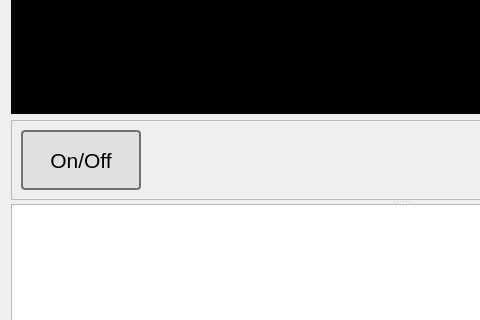
Old version of the form mainwidget.ui in the repository t2ft/DP700; both pictures show x 0 to 480 and y 126 to 446 of the 801 by 607 pixel window.
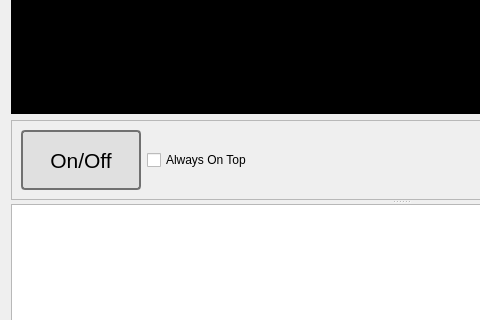
New version of the form.

Commit message: Added "alwas on top" feature

Patch:
```diff
--- a/mainwidget.ui
+++ b/mainwidget.ui
@@ -258,6 +258,13 @@
             </property>
            </widget>
           </item>
+          <item>
+           <widget class="QCheckBox" name="alwaysOnTop">
+            <property name="text">
+             <string>Always On Top</string>
+            </property>
+           </widget>
+          </item>
           <item>
            <spacer name="horizontalSpacer_2">
             <property name="orientation">
```
The commit also changes 2 other files.
